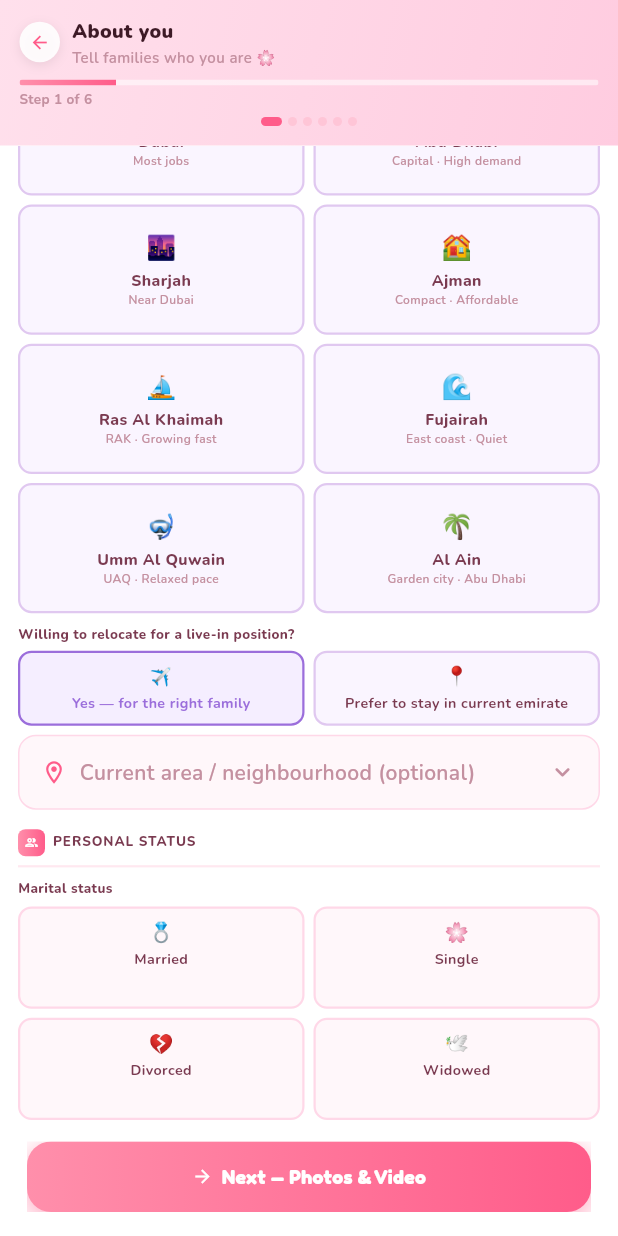
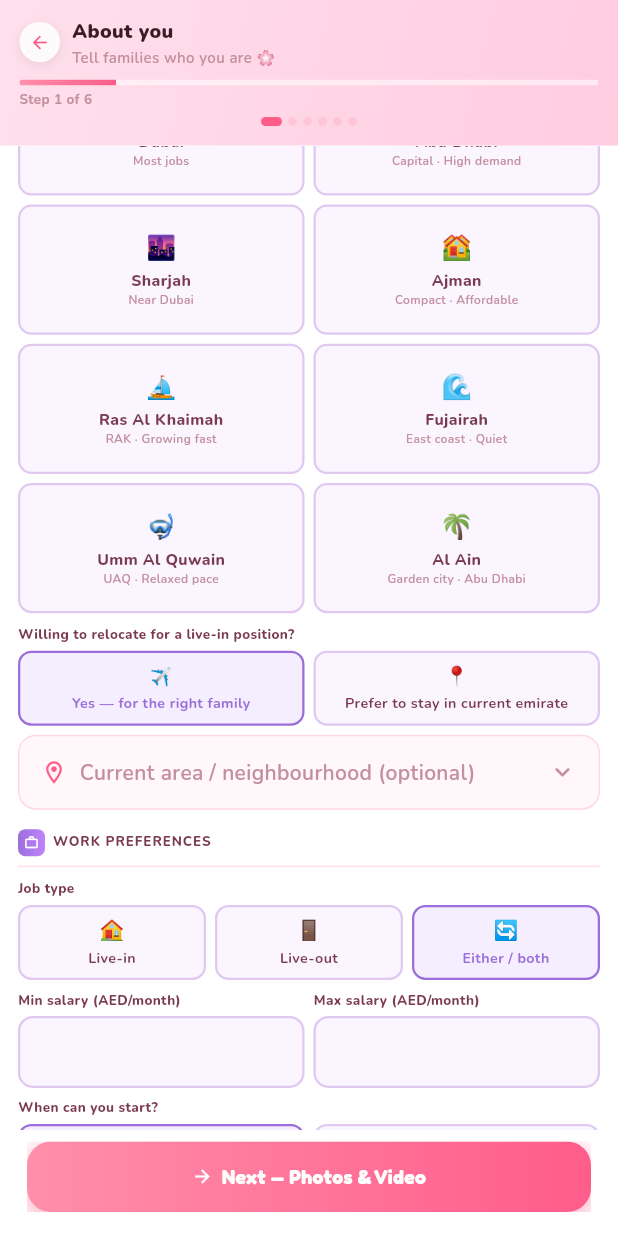
Before and after one commit to WaseemMirzaa/kafi, a Flutter app: the NannyInfoScreen screen opened by its route, scrolled down 1152 dp, on a phone screen of 412 x 824 dp. Run offline on Flutter 3.47's test engine with Material 3 defaults, Android fonts, the phone set to English and light mode, and no system bars; our stand-ins replace cloud_firestore, connectivity_plus, file_picker, firebase_auth, firebase_core, firebase_messaging and 9 more; accounts and stored records are empty.

Commit message:
feat(mobile/onboarding): nanny DOB date picker + work-preferences inputs
Phase 4 — resolves the two highest-impact deferred items (F1, F2).

- DOB: real tappable date picker (GestureDetector + AbsorbPointer) wired to
  dob.value with a live computed age; firstDate/lastDate enforce ages 18-70;
  removed the hardcoded 1992-03-14 default. DOB now strictly required (>=18),
  with clamped initialDate to avoid showDatePicker range asserts.
- New "Work preferences" section on the nanny info screen: expected salary
  min/max, job-type preference (live-in / live-out / both), and availability
  (now / from a date, with its own picker). Persisted to NannyModel and
  validated (salary min <= max via Validators; start date required when
  "from a date").
- 6 new EN + AR l10n keys; build note updated (F1 / F2 marked done).

Co-Authored-By: Claude Opus 4.8 <noreply@anthropic.com>
Claude-Session: https://claude.ai/code/session_01R6HmhD4i7vnEUZZUy5VfRt

```diff
--- a/kafi_app/lib/controllers/nanny_profile_controller.dart
+++ b/kafi_app/lib/controllers/nanny_profile_controller.dart
@@ -29,8 +29,8 @@ class NannyProfileController extends GetxController {
 
   // step 1
   final fullNameCtrl = TextEditingController();
-  final dobCtrl = TextEditingController(text: '1992-03-14');
-  final Rx<DateTime?> dob = Rx<DateTime?>(DateTime(1992, 3, 14));
+  final dobCtrl = TextEditingController();
+  final Rx<DateTime?> dob = Rx<DateTime?>(null);
   final RxString nationality = 'Filipino'.obs;
   // Required selections start unset so a new nanny must actively choose them
   // (previously pre-seeded with demo values that were saved verbatim).
@@ -41,6 +41,13 @@ class NannyProfileController extends GetxController {
   final RxList<Emirate> workEmirates = <Emirate>[].obs;
   final RxBool willingRelocate = true.obs;
   final currentAreaCtrl = TextEditingController();
+  // Work preferences (System Spec §3.2 — required)
+  final salaryMinCtrl = TextEditingController();
+  final salaryMaxCtrl = TextEditingController();
+  final Rx<JobTypePreference> jobTypePref = JobTypePreference.both.obs;
+  final Rx<AvailabilityStatus> availability = AvailabilityStatus.availableNow.obs;
+  final Rx<DateTime?> availableFrom = Rx<DateTime?>(null);
+  final availableFromCtrl = TextEditingController();
   final Rx<MaritalStatus?> maritalStatus = Rx<MaritalStatus?>(null);
   final RxBool hasChildren = false.obs;
   final childrenCountCtrl = TextEditingController();
@@ -85,6 +92,29 @@ class NannyProfileController extends GetxController {
         visa.status != DocumentStatus.missing;
   }
 
+  /// Live age computed from the picked date of birth (null until chosen).
+  int? get age {
+    final d = dob.value;
+    if (d == null) return null;
+    final now = DateTime.now();
+    var a = now.year - d.year;
+    if (now.month < d.month || (now.month == d.month && now.day < d.day)) a--;
+    return a;
+  }
+
+  void setDob(DateTime d) {
+    dob.value = d;
+    dobCtrl.text = _fmtDate(d);
+  }
+
+  void setAvailableFrom(DateTime d) {
+    availableFrom.value = d;
+    availableFromCtrl.text = _fmtDate(d);
+  }
+
+  String _fmtDate(DateTime d) =>
+      '${d.day.toString().padLeft(2, '0')}/${d.month.toString().padLeft(2, '0')}/${d.year}';
+
   @override
   void onInit() {
     super.onInit();
@@ -97,6 +127,9 @@ class NannyProfileController extends GetxController {
     fullNameCtrl.dispose();
     dobCtrl.dispose();
     currentAreaCtrl.dispose();
+    salaryMinCtrl.dispose();
+    salaryMaxCtrl.dispose();
+    availableFromCtrl.dispose();
     childrenCountCtrl.dispose();
     healthCtrl.dispose();
     medsCtrl.dispose();
@@ -171,6 +204,13 @@ class NannyProfileController extends GetxController {
     workEmirates.value = List.of(n.workEmirates);
     willingRelocate.value = n.willingToRelocate;
     currentAreaCtrl.text = n.currentArea;
+    // Work preferences
+    salaryMinCtrl.text = n.expectedSalaryMin > 0 ? '${n.expectedSalaryMin}' : '';
+    salaryMaxCtrl.text = n.expectedSalaryMax > 0 ? '${n.expectedSalaryMax}' : '';
+    jobTypePref.value = n.jobTypePreference;
+    availability.value = n.availability;
+    availableFrom.value = n.availableFrom;
+    if (n.availableFrom != null) availableFromCtrl.text = _fmtDate(n.availableFrom!);
     // Personal
     maritalStatus.value = n.maritalStatus;
     hasChildren.value = n.hasChildren;
@@ -257,9 +297,6 @@ class NannyProfileController extends GetxController {
 
   /// First failing required-field message key for the personal-info step, or
   /// null when valid. System Spec §3.2 (required fields) + §14.4 rules.
-  /// Note: `dateOfBirth` is validated leniently because the current screen has
-  /// no date picker wiring `dob.value` (tracked as a follow-up); the existing
-  /// default keeps it non-null so age≥18 passes.
   String? _validatePersonalInfo() {
     if (fullNameCtrl.text.trim().isEmpty) return AppStrings.nannyFullNameRequired;
     final dobErr = Validators.dateOfBirth(dob.value);
@@ -270,6 +307,15 @@ class NannyProfileController extends GetxController {
     if (selectedLanguages.isEmpty) return AppStrings.nannyLanguagesRequired;
     if (visaStatus.value == null) return AppStrings.nannyVisaRequired;
     if (workEmirates.isEmpty) return AppStrings.nannyEmiratesRequired;
+    final salErr = Validators.salaryRange(
+      int.tryParse(salaryMinCtrl.text) ?? 0,
+      int.tryParse(salaryMaxCtrl.text) ?? 0,
+    );
+    if (salErr != null) return salErr;
+    if (availability.value == AvailabilityStatus.availableFrom &&
+        availableFrom.value == null) {
+      return AppStrings.nannyAvailableFromRequired;
+    }
     if (maritalStatus.value == null) return AppStrings.nannyMaritalRequired;
     if (hasChildren.value && (int.tryParse(childrenCountCtrl.text) ?? 0) < 1) {
       return AppStrings.nannyChildrenCountRequired;
@@ -306,6 +352,13 @@ class NannyProfileController extends GetxController {
         workEmirates: List.of(workEmirates),
         willingToRelocate: willingRelocate.value,
         currentArea: currentAreaCtrl.text.trim(),
+        expectedSalaryMin: int.tryParse(salaryMinCtrl.text) ?? 0,
+        expectedSalaryMax: int.tryParse(salaryMaxCtrl.text) ?? 0,
+        jobTypePreference: jobTypePref.value,
+        availability: availability.value,
+        availableFrom: availability.value == AvailabilityStatus.availableFrom
+            ? availableFrom.value
+            : null,
         maritalStatus: maritalStatus.value,
         hasChildren: hasChildren.value,
         childrenCount: int.tryParse(childrenCountCtrl.text) ?? 0,
--- a/kafi_app/lib/l10n/app_strings.dart
+++ b/kafi_app/lib/l10n/app_strings.dart
@@ -673,4 +673,12 @@ abstract class AppStrings {
   static const familyBenefitsRequired = 'family_benefits_required';
   static const familyTrialDaysRequired = 'family_trial_days_required';
   static const familyTrialRateRequired = 'family_trial_rate_required';
+
+  // Nanny onboarding — work preferences (System Spec §3.2)
+  static const nannySecWorkPrefs = 'nanny_sec_work_prefs';
+  static const jobBoth = 'job_both';
+  static const nannyAvailability = 'nanny_availability';
+  static const nannyAvailableFrom = 'nanny_available_from';
+  static const nannyAvailableFromDate = 'nanny_available_from_date';
+  static const nannyAvailableFromRequired = 'nanny_available_from_required';
 }
--- a/kafi_app/lib/l10n/locales/ar_ae.dart
+++ b/kafi_app/lib/l10n/locales/ar_ae.dart
@@ -247,4 +247,12 @@ final Map<String, String> arAe = Map<String, String>.from(enUs)
     AppStrings.familyBenefitsRequired: 'الرجاء اختيار ميزة واحدة على الأقل تقدمها.',
     AppStrings.familyTrialDaysRequired: 'الرجاء اختيار مدة التجربة.',
     AppStrings.familyTrialRateRequired: 'الرجاء تحديد السعر اليومي للتجربة.',
+
+    // Nanny onboarding — work preferences (System Spec §3.2)
+    AppStrings.nannySecWorkPrefs: 'تفضيلات العمل',
+    AppStrings.jobBoth: 'كلاهما',
+    AppStrings.nannyAvailability: 'متى يمكنك البدء؟',
+    AppStrings.nannyAvailableFrom: 'من تاريخ محدد',
+    AppStrings.nannyAvailableFromDate: 'متاحة اعتباراً من',
+    AppStrings.nannyAvailableFromRequired: 'الرجاء اختيار تاريخ البدء.',
   });
--- a/kafi_app/lib/l10n/locales/en_us.dart
+++ b/kafi_app/lib/l10n/locales/en_us.dart
@@ -668,4 +668,12 @@ const Map<String, String> enUs = {
   AppStrings.familyBenefitsRequired: 'Please select at least one benefit you offer.',
   AppStrings.familyTrialDaysRequired: 'Please choose a trial duration.',
   AppStrings.familyTrialRateRequired: 'Please set a trial daily rate.',
+
+  // Nanny onboarding — work preferences (System Spec §3.2)
+  AppStrings.nannySecWorkPrefs: 'Work preferences',
+  AppStrings.jobBoth: 'Either / both',
+  AppStrings.nannyAvailability: 'When can you start?',
+  AppStrings.nannyAvailableFrom: 'From a specific date',
+  AppStrings.nannyAvailableFromDate: 'Available from',
+  AppStrings.nannyAvailableFromRequired: 'Please choose your start date.',
 };
--- a/kafi_app/lib/views/nanny/nanny_info_screen.dart
+++ b/kafi_app/lib/views/nanny/nanny_info_screen.dart
@@ -37,12 +37,91 @@ class NannyInfoScreen extends GetView<NannyProfileController> {
         _basic(),
         _visa(),
         _workLocation(),
+        _workPrefs(),
         _personal(),
         _health(),
         _comfort(),
         _religion(),
         _emergency(),
         _bio(),
+      ],
+    );
+  }
+
+  // ─── DATE PICKERS ────────────────────────────────────────────────────────
+
+  Future<void> _pickDob() async {
+    final now = DateTime.now();
+    final latest = DateTime(now.year - 18, now.month, now.day); // must be 18+
+    final current = controller.dob.value;
+    final initial = (current != null && !current.isAfter(latest))
+        ? current
+        : DateTime(now.year - 25, now.month, now.day);
+    final picked = await showDatePicker(
+      context: Get.context!,
+      initialDate: initial,
+      firstDate: DateTime(now.year - 70),
+      lastDate: latest,
+      helpText: AppStrings.fldDob.tr,
+    );
+    if (picked != null) controller.setDob(picked);
+  }
+
+  Future<void> _pickAvailableFrom() async {
+    final now = DateTime.now();
+    final current = controller.availableFrom.value;
+    final initial = (current != null && !current.isBefore(now)) ? current : now;
+    final picked = await showDatePicker(
+      context: Get.context!,
+      initialDate: initial,
+      firstDate: now,
+      lastDate: DateTime(now.year + 2, now.month, now.day),
+      helpText: AppStrings.nannyAvailableFromDate.tr,
+    );
+    if (picked != null) controller.setAvailableFrom(picked);
+  }
+
+  // ─── WORK PREFERENCES ────────────────────────────────────────────────────
+
+  Widget _workPrefs() {
+    return KafiSection(
+      title: AppStrings.nannySecWorkPrefs.tr,
+      icon: Icons.work_outline,
+      accent: KafiSectionAccent.purple,
+      children: [
+        Text(AppStrings.fldJobType.tr, style: KafiTheme.nunito(9, color: KafiColors.tm, w: FontWeight.w800)),
+        const SizedBox(height: 4),
+        Obx(() => Row(children: [
+          Expanded(child: KafiToggleBox(icon: '🏠', label: AppStrings.jobLiveIn.tr, selected: controller.jobTypePref.value == JobTypePreference.liveIn, variant: KafiToggleVariant.purple, onTap: () => controller.jobTypePref.value = JobTypePreference.liveIn)),
+          const SizedBox(width: 6),
+          Expanded(child: KafiToggleBox(icon: '🚪', label: AppStrings.jobLiveOut.tr, selected: controller.jobTypePref.value == JobTypePreference.liveOut, variant: KafiToggleVariant.purple, onTap: () => controller.jobTypePref.value = JobTypePreference.liveOut)),
+          const SizedBox(width: 6),
+          Expanded(child: KafiToggleBox(icon: '🔄', label: AppStrings.jobBoth.tr, selected: controller.jobTypePref.value == JobTypePreference.both, variant: KafiToggleVariant.purple, onTap: () => controller.jobTypePref.value = JobTypePreference.both)),
+        ])),
+        const SizedBox(height: 8),
+        Row(children: [
+          Expanded(child: KafiTextField(label: AppStrings.fldSalaryMin.tr, controller: controller.salaryMinCtrl, keyboardType: TextInputType.number, purple: true)),
+          const SizedBox(width: 6),
+          Expanded(child: KafiTextField(label: AppStrings.fldSalaryMax.tr, controller: controller.salaryMaxCtrl, keyboardType: TextInputType.number, purple: true)),
+        ]),
+        Text(AppStrings.nannyAvailability.tr, style: KafiTheme.nunito(9, color: KafiColors.tm, w: FontWeight.w800)),
+        const SizedBox(height: 4),
+        Obx(() => Row(children: [
+          Expanded(child: KafiToggleBox(icon: '✅', label: AppStrings.availableNow.tr, selected: controller.availability.value == AvailabilityStatus.availableNow, variant: KafiToggleVariant.purple, onTap: () => controller.availability.value = AvailabilityStatus.availableNow)),
+          const SizedBox(width: 6),
+          Expanded(child: KafiToggleBox(icon: '📅', label: AppStrings.nannyAvailableFrom.tr, selected: controller.availability.value == AvailabilityStatus.availableFrom, variant: KafiToggleVariant.purple, onTap: () => controller.availability.value = AvailabilityStatus.availableFrom)),
+        ])),
+        Obx(() => controller.availability.value == AvailabilityStatus.availableFrom
+            ? Padding(
+                padding: const EdgeInsets.only(top: 6),
+                child: GestureDetector(
+                  onTap: _pickAvailableFrom,
+                  child: AbsorbPointer(
+                    child: KafiTextField(label: AppStrings.nannyAvailableFromDate.tr, controller: controller.availableFromCtrl, hint: 'DD/MM/YYYY', purple: true),
+                  ),
+                ),
+              )
+            : const SizedBox.shrink()),
       ],
     );
   }
@@ -56,12 +135,19 @@ class NannyInfoScreen extends GetView<NannyProfileController> {
       children: [
         KafiTextField(label: AppStrings.fldFullName.tr, controller: controller.fullNameCtrl, hint: 'e.g. Maria Santos Reyes'),
         Row(children: [
-          Expanded(child: KafiTextField(label: AppStrings.fldDob.tr, controller: controller.dobCtrl)),
+          Expanded(
+            child: GestureDetector(
+              onTap: _pickDob,
+              child: AbsorbPointer(
+                child: KafiTextField(label: AppStrings.fldDob.tr, controller: controller.dobCtrl, hint: 'DD/MM/YYYY'),
+              ),
+            ),
+          ),
           const SizedBox(width: 6),
           Expanded(
             child: Obx(() {
-              final age = controller.nanny.value?.age ?? 33;
-              return KafiTextField(label: AppStrings.fldAge.tr, hint: '$age years old');
+              final age = controller.age;
+              return KafiTextField(label: AppStrings.fldAge.tr, hint: age == null ? '—' : '$age years old');
             }),
           ),
         ]),
```
Also changed, not shown: 1 other file.
